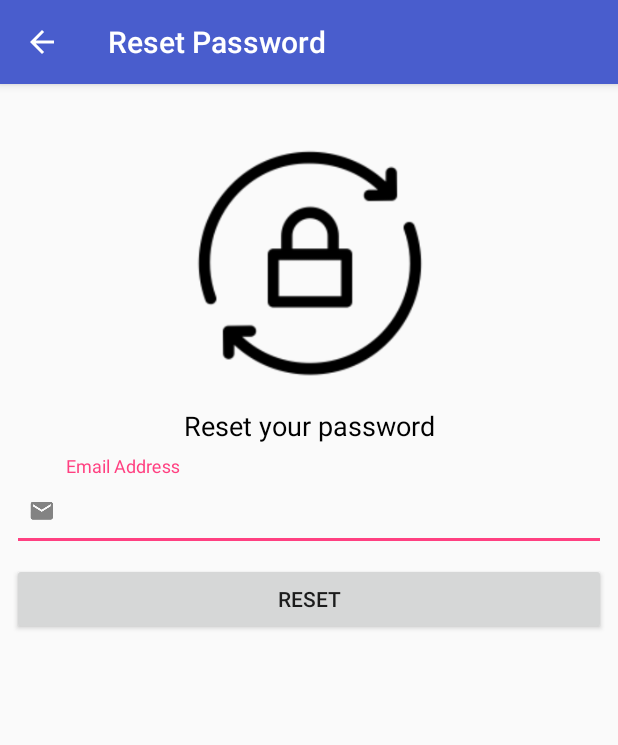
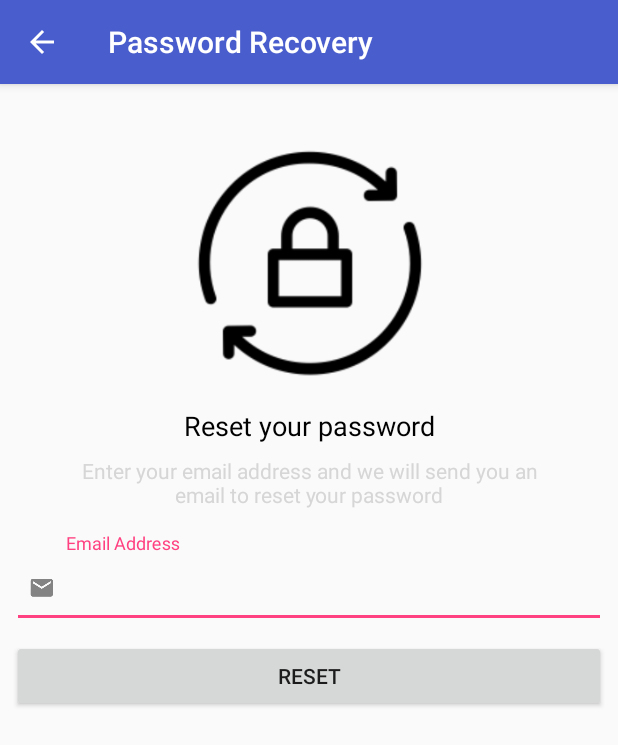
Before and after one commit to bbaoNg97/SecondHandCar, an Android app: the ResetPwActivity screen opened directly, with no data from a screen before it, on a phone screen of 412 x 824 dp. Shown: the top 745 px of the screen. Run offline under Robolectric (Android 15) with nearby library versions, the phone set to English and light mode, and no system bars; our stand-ins replace Volley; network calls fail.

```diff
--- a/app/build.gradle
+++ b/app/build.gradle
@@ -27,10 +27,6 @@ dependencies {
     //new
     //here
     apply plugin: 'com.android.application'
-
-
-
-
     compile 'com.android.volley:volley:1.1.0'
     compile 'com.android.support:appcompat-v7:27.+'
     compile 'com.android.support:design:27.+'
@@ -42,4 +38,5 @@ dependencies {
     compile 'com.journeyapps:zxing-android-embedded:3.2.0@aar'
     testCompile 'junit:junit:4.12'
     annotationProcessor 'com.github.bumptech.glide:compiler:4.7.1'
+
 }
--- a/app/src/main/AndroidManifest.xml
+++ b/app/src/main/AndroidManifest.xml
@@ -21,11 +21,9 @@
         android:theme="@style/AppTheme">
         <activity android:name=".LoginActivity" />
         <activity
-            android:name=".ResetPwActivity"
-            android:parentActivityName=".LoginActivity" />
+            android:name=".ResetPwActivity" />
         <activity
-            android:name=".RegistrationActivity"
-            android:parentActivityName=".LoginActivity" />
+            android:name=".RegistrationActivity" />
         <activity android:name=".ViewProfileActivity" />
         <activity
             android:name=".EditProfActivity"
--- a/app/src/main/java/my/edu/tarc/secondhandcar/MakeAppointmentActivity.java
+++ b/app/src/main/java/my/edu/tarc/secondhandcar/MakeAppointmentActivity.java
@@ -13,6 +13,7 @@ import android.support.v7.app.AlertDialog;
 import android.support.v7.app.AppCompatActivity;
 import android.os.Bundle;
 import android.text.format.Time;
+import android.util.Log;
 import android.view.MenuItem;
 import android.view.View;
 import android.widget.Button;
@@ -383,6 +384,7 @@ public class MakeAppointmentActivity extends AppCompatActivity {
                                 if (success.equals("1")) {
                                     sendEmailToAll();
 
+
                                 } else {
 
                                     Toast.makeText(context, message, Toast.LENGTH_SHORT).show();
--- a/app/src/main/java/my/edu/tarc/secondhandcar/ResetPwActivity.java
+++ b/app/src/main/java/my/edu/tarc/secondhandcar/ResetPwActivity.java
@@ -6,6 +6,8 @@ import android.content.Intent;
 import android.support.v7.app.AlertDialog;
 import android.support.v7.app.AppCompatActivity;
 import android.os.Bundle;
+import android.view.Menu;
+import android.view.MenuItem;
 import android.view.View;
 import android.widget.Button;
 import android.widget.EditText;
@@ -45,10 +47,9 @@ public class ResetPwActivity extends AppCompatActivity {
         custEmailList = new ArrayList<>();
         btnReset = (Button) findViewById(R.id.buttonReset);
         etEmailAddr = (EditText) findViewById(R.id.editTextEmail);
-        checkingEmail=(ProgressBar)findViewById(R.id.checkingEmail);
-
+        checkingEmail = (ProgressBar) findViewById(R.id.checkingEmail);
         checkingEmail.setVisibility(View.GONE);
-
+        getSupportActionBar().setDisplayHomeAsUpEnabled(true);
 
     }
 
@@ -62,14 +63,15 @@ public class ResetPwActivity extends AppCompatActivity {
             builder.setTitle("Connection Error");
             builder.setMessage("No network.\nPlease try connect your network").setNegativeButton("Retry", null).create().show();
 
-        }else{
+        } else if (etEmailAddr.getText().toString().isEmpty()) {
+            etEmailAddr.setError("Please fill in your email address");
+        } else {
             getCustomer(getApplicationContext(), getString(R.string.get_cust_url));
-            if(foundEmail(email)){
-                Toast.makeText(ResetPwActivity.this,"Email sent!Please Check your mailbox to reset password",Toast.LENGTH_LONG).show();
-                Intent loginIntent=new Intent(ResetPwActivity.this,LoginActivity.class);
+            if (foundEmail(email)) {
+                Toast.makeText(ResetPwActivity.this, "Email sent!Please Check your mailbox to reset password", Toast.LENGTH_LONG).show();
+                Intent loginIntent = new Intent(ResetPwActivity.this, LoginActivity.class);
                 startActivity(loginIntent);
-            }
-            else{
+            } else {
                 AlertDialog.Builder builder = new AlertDialog.Builder(ResetPwActivity.this);
                 builder.setTitle("Incorrect Email");
                 builder.setMessage("The email entered is not in the record.\nPlease try again").setNegativeButton("Retry", null).create().show();
@@ -135,6 +137,7 @@ public class ResetPwActivity extends AppCompatActivity {
             Toast.makeText(context, "Register failed! \n" + e.toString(), Toast.LENGTH_LONG).show();
         }
     }
+
     //to check if the email entered is repeated or not
     public boolean foundEmail(String emails) {
         //check whether the username exist or not
@@ -148,4 +151,15 @@ public class ResetPwActivity extends AppCompatActivity {
         }
         return found;
     }
+
+    @Override
+    public boolean onCreateOptionsMenu(Menu menu) {
+        return super.onCreateOptionsMenu(menu);
+    }
+
+    @Override
+    public boolean onOptionsItemSelected(MenuItem item) {
+        onBackPressed();
+        return super.onOptionsItemSelected(item);
+    }
 }
--- a/app/src/main/res/layout/activity_reset_pw.xml
+++ b/app/src/main/res/layout/activity_reset_pw.xml
@@ -5,25 +5,26 @@
     android:layout_width="match_parent"
     android:layout_height="match_parent">
 
-    <android.support.constraint.ConstraintLayout android:layout_width="match_parent"
+    <android.support.constraint.ConstraintLayout
+        android:layout_width="match_parent"
         android:layout_height="wrap_content">
 
         <ImageView
             android:id="@+id/imageViewReset"
             android:layout_width="261dp"
             android:layout_height="176dp"
-            app:srcCompat="@drawable/reset"
+            android:layout_marginEnd="8dp"
             android:layout_marginLeft="8dp"
+            android:layout_marginRight="8dp"
+            android:layout_marginStart="8dp"
+            android:layout_marginTop="31dp"
+            android:contentDescription=""
+            app:layout_constraintHorizontal_bias="0.504"
             app:layout_constraintLeft_toLeftOf="parent"
-            android:layout_marginRight="8dp"
             app:layout_constraintRight_toRightOf="parent"
             app:layout_constraintTop_toTopOf="parent"
-            android:layout_marginTop="31dp"
-            android:contentDescription=""
-            tools:ignore="ContentDescription"
-            app:layout_constraintHorizontal_bias="0.504"
-            android:layout_marginStart="8dp"
-            android:layout_marginEnd="8dp" />
+            app:srcCompat="@drawable/reset"
+            tools:ignore="ContentDescription" />
 
         <android.support.design.widget.TextInputLayout
             android:id="@+id/textInputLayout"
@@ -33,12 +34,12 @@
             android:layout_marginLeft="8dp"
             android:layout_marginRight="8dp"
             android:layout_marginStart="8dp"
+            android:layout_marginTop="8dp"
+            app:layout_constraintHorizontal_bias="0.0"
             app:layout_constraintLeft_toLeftOf="parent"
             app:layout_constraintRight_toRightOf="parent"
-            tools:ignore="MissingConstraints"
-            app:layout_constraintHorizontal_bias="0.0"
-            android:layout_marginTop="8dp"
-            app:layout_constraintTop_toBottomOf="@+id/tvNoBooking2">
+            app:layout_constraintTop_toBottomOf="@+id/tv1"
+            tools:ignore="MissingConstraints">
 
             <EditText
                 android:id="@+id/editTextEmail"
@@ -69,21 +70,38 @@
             app:layout_constraintTop_toBottomOf="@+id/textInputLayout" />
 
         <TextView
-            android:id="@+id/tvNoBooking2"
+            android:id="@+id/tv"
             android:layout_width="wrap_content"
             android:layout_height="wrap_content"
             android:layout_marginEnd="8dp"
             android:layout_marginLeft="8dp"
             android:layout_marginRight="8dp"
             android:layout_marginStart="8dp"
+            android:layout_marginTop="8dp"
             android:text="@string/reset_your_password"
             android:textColor="@android:color/black"
             android:textSize="18sp"
             app:layout_constraintHorizontal_bias="0.502"
             app:layout_constraintLeft_toLeftOf="parent"
             app:layout_constraintRight_toRightOf="parent"
+            app:layout_constraintTop_toBottomOf="@+id/imageViewReset" />
+
+        <TextView
+            android:id="@+id/tv1"
+            android:layout_width="334dp"
+            android:layout_height="43dp"
+            android:layout_marginEnd="8dp"
+            android:layout_marginLeft="8dp"
+            android:layout_marginRight="8dp"
+            android:layout_marginStart="8dp"
             android:layout_marginTop="8dp"
-            app:layout_constraintTop_toBottomOf="@+id/imageViewReset" />
+            android:text="@string/caption_reset_password"
+            android:textAlignment="center"
+            android:textColor="@color/zxing_custom_result_view"
+            android:textSize="14sp"
+            app:layout_constraintLeft_toLeftOf="parent"
+            app:layout_constraintRight_toRightOf="parent"
+            app:layout_constraintTop_toBottomOf="@+id/tv" />
 
         <ProgressBar
             android:id="@+id/checkingEmail"
@@ -94,7 +112,7 @@
             android:layout_marginLeft="8dp"
             android:layout_marginRight="8dp"
             android:layout_marginTop="8dp"
-            app:layout_constraintBottom_toBottomOf="parent"
+            app:layout_constraintBottom_toBottomOf="@+id/buttonReset"
             app:layout_constraintLeft_toLeftOf="parent"
             app:layout_constraintRight_toRightOf="parent"
             app:layout_constraintTop_toTopOf="parent" />
--- a/app/src/main/res/values/strings.xml
+++ b/app/src/main/res/values/strings.xml
@@ -25,7 +25,8 @@
 
     <string name="forgot_password">Forgot password?</string>
     <string name="reset_your_password">Reset your password</string>
-    <string name="change_password">Change Password</string>
+    <string name="caption_reset_password">Enter your email address and we will send you an email to reset your password</string>
+    <string name="change_password">Reset Password</string>
     <string name="confirmPw">Confirm Password</string>
     <string name="confirm_new_password">Confirm New Password</string>
     <string name="current_password">Current Password</string>
@@ -33,8 +34,8 @@
     <string name="loan_calculator">Loan Calculator</string>
     <string name="my_booking">My Booking</string>
     <string name="searchbtn">Search your desired car</string>
-    <string name="car_brand">Car Brand: </string>
-    <string name="car_model">Car Model: </string>
+    <string name="car_brand">"Car Brand  : "</string>
+    <string name="car_model">"Car Model : "</string>
     <string name="recommendCar">Recommend me a car</string>
     <string name="price_range">Price Range</string>
     <string name="mileage">Mileage</string>
@@ -99,7 +100,7 @@
     <string name="title_car_detail">Car Details</string>
     <string name="title_edit_prof">Edit Profile</string>
     <string name="title_reg">Registration</string>
-    <string name="title_reset_pw">Reset Password</string>
+    <string name="title_reset_pw">Password Recovery</string>
     <string name="back">Back</string>
 
     <string name="cust_id">Customer ID: </string>
```
Also changed, not shown: app/src/main/java/my/edu/tarc/secondhandcar/RegistrationActivity.java (+15 -1 lines), app/src/main/res/layout/activity_search_car.xml (+9 -10 lines), app/src/main/res/layout/activity_search_car_result.xml (+8 -6 lines), app/src/main/res/layout/fragment_loan_calc.xml (+10 -7 lines).
